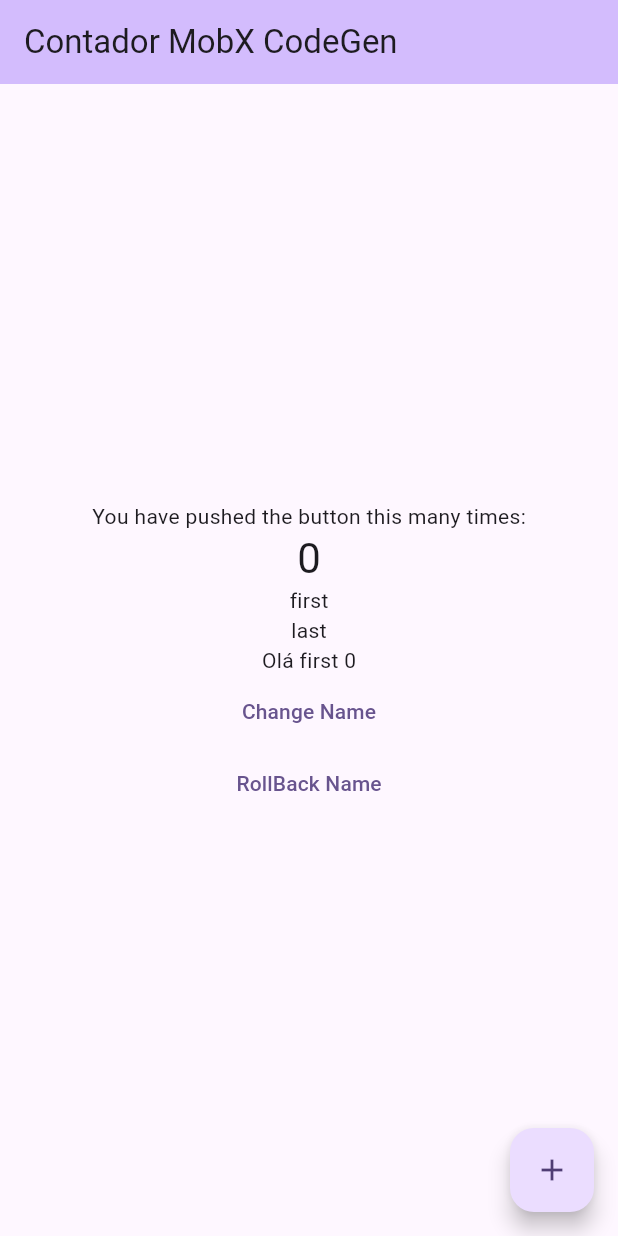
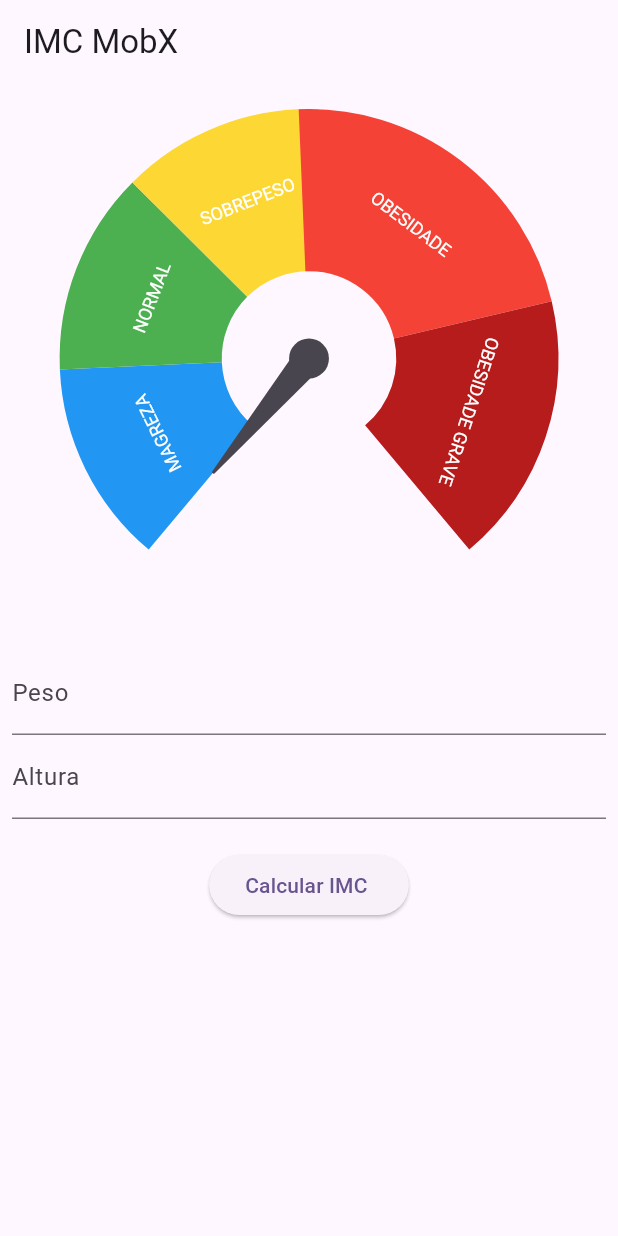
Before and after one commit to fabriciosuhet/mobx-imc, a Flutter app: the screen it shows after launch, on a phone screen of 412 x 824 dp. Run offline on Flutter 3.47's test engine with Material 2 defaults, Android fonts, the phone set to English and light mode, and no system bars; drawn by our look-alikes of syncfusion_flutter_gauges; our stand-ins replace currency_text_input_formatter, flutter_mobx, mobx; generated files the repository leaves out were written again.

Commit message:
criando interface e adicionando funcionalidades

```diff
--- /dev/null
+++ b/lib/imc/imc_controller.dart
@@ -0,0 +1,36 @@
+import 'dart:math';
+
+import 'package:mobx/mobx.dart';
+part 'imc_controller.g.dart';
+
+class ImcController = ImcControllerBase with _$ImcController;
+
+abstract class ImcControllerBase with Store {
+  @observable
+  var imc = 0.0;
+
+  @observable
+  String? error;
+
+  @computed
+  bool get hasError => error != null;
+
+  @action
+  Future<void> calcularImc({
+    required double peso,
+    required double altura,
+  }) async {
+    try {
+      imc = 0;
+      error = null;
+      await Future.delayed(const Duration(seconds: 1));
+      imc = peso / pow(altura, 2);
+
+      if (imc > 30) {
+        throw Exception();
+      }
+    } catch (e) {
+      error = 'Erro ao calcular o IMC';
+    }
+  }
+}
--- /dev/null
+++ b/lib/imc/imc_page.dart
@@ -0,0 +1,135 @@
+import 'package:currency_text_input_formatter/currency_text_input_formatter.dart';
+import 'package:flutter/material.dart';
+import 'package:flutter_mobx/flutter_mobx.dart';
+import 'package:intl/intl.dart';
+import 'package:mobx/mobx.dart';
+import 'package:mobx_imc/imc/imc_controller.dart';
+import 'package:mobx_imc/widgets/imc_gauge.dart';
+
+class ImcPage extends StatefulWidget {
+  const ImcPage({super.key});
+
+  @override
+  State<ImcPage> createState() => _ImcPageState();
+}
+
+class _ImcPageState extends State<ImcPage> {
+  final controller = ImcController();
+
+  final pesoEC = TextEditingController();
+  final alturaEC = TextEditingController();
+  final formKey = GlobalKey<FormState>();
+  final reactionDisposer = <ReactionDisposer>[];
+
+  @override
+  void initState() {
+    super.initState();
+    final reactionErrorDispose =
+        reaction<bool>((_) => controller.hasError, (hasError) {
+      if (hasError) {
+        ScaffoldMessenger.of(context).showSnackBar(
+          SnackBar(
+            content: Text(controller.error ?? 'Erro'),
+          ),
+        );
+      }
+    });
+
+    reactionDisposer.add(reactionErrorDispose);
+  }
+
+  @override
+  void dispose() {
+    for (var reaction in reactionDisposer) {
+      dispose();
+    }
+    super.dispose();
+  }
+
+  @override
+  Widget build(BuildContext context) {
+    return Scaffold(
+      appBar: AppBar(
+        title: const Text('IMC MobX'),
+      ),
+      body: SingleChildScrollView(
+        child: Form(
+          key: formKey,
+          child: Padding(
+            padding: const EdgeInsets.all(8.0),
+            child: Column(
+              children: [
+                Observer(
+                  builder: (_) {
+                    return ImcGauge(imc: controller.imc);
+                  },
+                ),
+                const SizedBox(
+                  height: 20,
+                ),
+                TextFormField(
+                  controller: pesoEC,
+                  keyboardType: TextInputType.number,
+                  decoration: const InputDecoration(labelText: 'Peso'),
+                  inputFormatters: [
+                    CurrencyTextInputFormatter(
+                      locale: 'pt_BR',
+                      symbol: '',
+                      turnOffGrouping: true,
+                      decimalDigits: 2,
+                    )
+                  ],
+                  validator: (String? value) {
+                    if (value == null || value.isEmpty) {
+                      return 'Peso obrigatório';
+                    }
+                    return null;
+                  },
+                ),
+                TextFormField(
+                  controller: alturaEC,
+                  keyboardType: TextInputType.number,
+                  decoration: const InputDecoration(labelText: 'Altura'),
+                  inputFormatters: [
+                    CurrencyTextInputFormatter(
+                      locale: 'pt_BR',
+                      symbol: '',
+                      turnOffGrouping: true,
+                      decimalDigits: 2,
+                    )
+                  ],
+                  validator: (String? value) {
+                    if (value == null || value.isEmpty) {
+                      return 'Áltura obrigatório';
+                    }
+                    return null;
+                  },
+                ),
+                const SizedBox(
+                  height: 20,
+                ),
+                ElevatedButton(
+                  onPressed: () {
+                    var formValid = formKey.currentState?.validate() ?? false;
+
+                    if (formValid) {
+                      var formatter = NumberFormat.simpleCurrency(
+                        locale: 'pt_BR',
+                        decimalDigits: 2,
+                      );
+                      double peso = formatter.parse(pesoEC.text) as double;
+                      double altura = formatter.parse(alturaEC.text) as double;
+
+                      controller.calcularImc(peso: peso, altura: altura);
+                    }
+                  },
+                  child: const Text('Calcular IMC '),
+                ),
+              ],
+            ),
+          ),
+        ),
+      ),
+    );
+  }
+}
--- a/lib/main.dart
+++ b/lib/main.dart
@@ -1,6 +1,6 @@
 import 'package:flutter/material.dart';
-import 'package:mobx_imc/contador/contage_page.dart';
-import 'package:mobx_imc/contador_codegen/contage_codegen_page.dart';
+
+import 'package:mobx_imc/imc/imc_page.dart';
 
 void main() {
   runApp(const MyApp());
@@ -18,7 +18,7 @@ class MyApp extends StatelessWidget {
         colorScheme: ColorScheme.fromSeed(seedColor: Colors.deepPurple),
         useMaterial3: true,
       ),
-      home: ContageCodeGenPage(),
+      home: const ImcPage(),
     );
   }
 }
--- /dev/null
+++ b/lib/widgets/imc_gauge.dart
@@ -0,0 +1,64 @@
+import 'package:flutter/material.dart';
+import 'package:syncfusion_flutter_gauges/gauges.dart';
+
+import 'imc_gauge_range.dart';
+
+class ImcGauge extends StatelessWidget {
+
+  final double imc;
+
+  const ImcGauge({super.key, required this.imc});
+
+  @override
+  Widget build(BuildContext context) {
+    return SfRadialGauge(
+      axes: [
+        RadialAxis(
+          showLabels: false,
+          showAxisLine: false,
+          showTicks: false,
+          minimum: 12.5,
+          maximum: 47.9,
+          ranges: [
+            ImcGaugeRange(
+              color: Colors.blue,
+              start: 12.5,
+              end: 18.5,
+              label: 'MAGREZA',
+            ),
+            ImcGaugeRange(
+              color: Colors.green,
+              start: 18.5,
+              end: 24.5,
+              label: 'NORMAL',
+            ),
+            ImcGaugeRange(
+              color: Colors.yellow[600]!,
+              start: 24.5,
+              end: 30.5,
+              label: 'SOBREPESO',
+            ),
+            ImcGaugeRange(
+              color: Colors.red[500]!,
+              start: 29.9,
+              end: 39.9,
+              label: 'OBESIDADE',
+            ),
+            ImcGaugeRange(
+              color: Colors.red[900]!,
+              start: 39.9,
+              end: 47.9,
+              label: 'OBESIDADE GRAVE',
+            ),
+          ],
+          pointers: [
+            NeedlePointer(
+              value: imc,
+              enableAnimation: true,
+            )
+          ],
+        ),
+      ],
+    );
+  }
+}
--- /dev/null
+++ b/lib/widgets/imc_gauge_range.dart
@@ -0,0 +1,21 @@
+import 'package:flutter/material.dart';
+import 'package:syncfusion_flutter_gauges/gauges.dart';
+
+class ImcGaugeRange extends GaugeRange {
+  ImcGaugeRange({
+    super.key,
+    required Color color,
+    required double start,
+    required double end,
+    required String label,
+  }) : super(
+          startValue: start,
+          endValue: end,
+          color: color,
+          label: label,
+          sizeUnit: GaugeSizeUnit.factor,
+          labelStyle: const GaugeTextStyle(fontFamily: 'Times', fontSize: 12),
+          startWidth: 0.65,
+          endWidth: 0.65,
+        );
+}
--- a/pubspec.yaml
+++ b/pubspec.yaml
@@ -32,6 +32,9 @@ dependencies:
     sdk: flutter
   mobx: ^2.2.0
   flutter_mobx: ^2.0.6+5
+  syncfusion_flutter_gauges: ^22.2.7
+  currency_text_input_formatter: ^2.1.10
+  intl: ^0.18.1
 
 
   # The following adds the Cupertino Icons font to your application.
@@ -43,6 +46,7 @@ dev_dependencies:
     sdk: flutter
   mobx_codegen: ^2.3.0
   build_runner: ^2.4.6
+
 
   # The "flutter_lints" package below contains a set of recommended lints to
   # encourage good coding practices. The lint set provided by the package is
```
Also changed, not shown: lib/contador_codegen/contador_codegen_controller.g.dart, lib/imc/imc_controller.g.dart (added), pubspec.lock.
